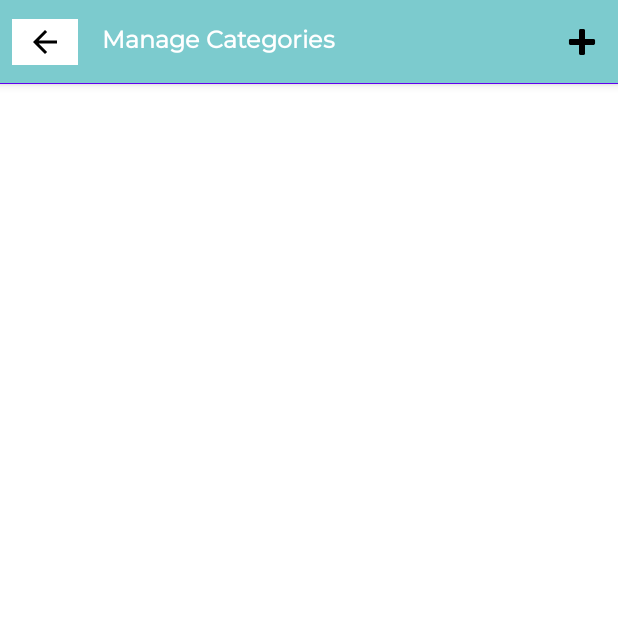
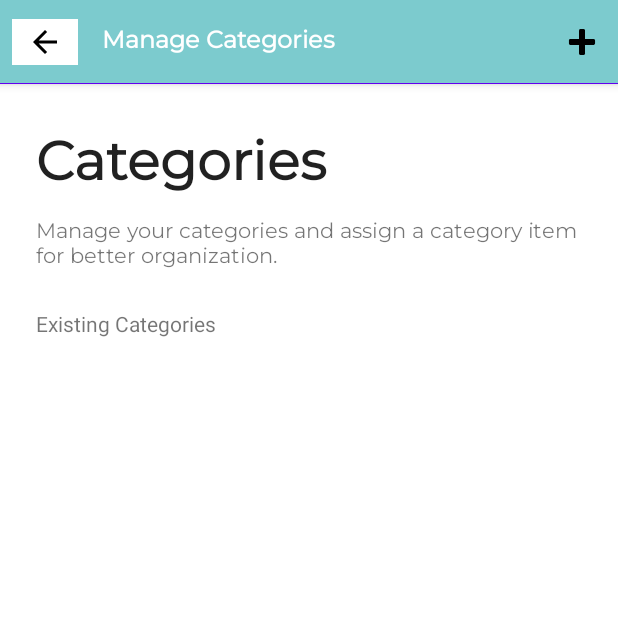
Before and after one commit to jordanchoi/mad21-t02-assignment-teampk, an Android app: the CategoryActivity screen opened directly, with no data from a screen before it, on a phone screen of 412 x 824 dp, the top half of it. Run offline under Robolectric (Android 15) with nearby library versions, the phone set to English and light mode, and no system bars.

Commit message:
Implemented RV and Layout for CategoryActivity, Bottom Navigation Bar not implemented.

```diff
--- a/app/src/main/java/sg/edu/np/mad/teampk/stufftrek/CategoryActivity.java
+++ b/app/src/main/java/sg/edu/np/mad/teampk/stufftrek/CategoryActivity.java
@@ -18,6 +18,10 @@ public class CategoryActivity extends AppCompatActivity {
     ImageButton backBtn;
     ImageButton rightBtn;
     TextView title;
+
+    TextView categoryTitle;
+    TextView categoryDesc;
+    TextView existCatText;
 
     @Override
     protected void onCreate(Bundle savedInstanceState) {
@@ -66,5 +70,15 @@ public class CategoryActivity extends AppCompatActivity {
                 */
             }
         });
+
+        // Get the widgets in the activity by id.
+        categoryTitle = findViewById(R.id.catPageTitleTV);
+        categoryDesc = findViewById(R.id.catPageDescTV);
+        existCatText = findViewById(R.id.existingCatTV);
+
+        // Set the texts of the widgets
+        categoryTitle.setText("Categories");
+        categoryDesc.setText("Manage your categories and assign a category item for better organization.");
+        existCatText.setText("Existing Categories");
     }
 }
--- a/app/src/main/res/layout/activity_category.xml
+++ b/app/src/main/res/layout/activity_category.xml
@@ -6,4 +6,65 @@
     android:layout_height="match_parent"
     tools:context=".CategoryActivity">
 
+    <ScrollView
+        android:id="@+id/catActivityScrollView"
+        android:layout_width="match_parent"
+        android:layout_height="match_parent"
+        app:layout_constraintEnd_toEndOf="parent"
+        app:layout_constraintStart_toStartOf="parent"
+        app:layout_constraintTop_toTopOf="parent">
+
+        <androidx.constraintlayout.widget.ConstraintLayout
+            android:layout_width="match_parent"
+            android:layout_height="wrap_content">
+
+            <TextView
+                android:id="@+id/catPageTitleTV"
+                style="@style/TextAppearance.AppCompat.Large"
+                android:layout_width="wrap_content"
+                android:layout_height="wrap_content"
+                android:layout_marginStart="24dp"
+                android:layout_marginTop="28dp"
+                android:fontFamily="@font/montserrat"
+                android:text="TextView"
+                android:textSize="36sp"
+                android:textStyle="bold"
+                app:layout_constraintStart_toStartOf="parent"
+                app:layout_constraintTop_toTopOf="parent" />
+
+            <TextView
+                android:id="@+id/catPageDescTV"
+                android:layout_width="0dp"
+                android:layout_height="wrap_content"
+                android:layout_marginTop="8dp"
+                android:layout_marginEnd="8dp"
+                android:fontFamily="@font/montserrat"
+                android:text="TextView"
+                app:layout_constraintEnd_toEndOf="parent"
+                app:layout_constraintStart_toStartOf="@+id/catPageTitleTV"
+                app:layout_constraintTop_toBottomOf="@+id/catPageTitleTV" />
+
+            <TextView
+                android:id="@+id/existingCatTV"
+                android:layout_width="0dp"
+                android:layout_height="wrap_content"
+                android:layout_marginTop="24dp"
+                android:layout_marginEnd="8dp"
+                android:capitalize="characters"
+                android:text="TextView"
+                app:layout_constraintEnd_toEndOf="parent"
+                app:layout_constraintStart_toStartOf="@+id/catPageDescTV"
+                app:layout_constraintTop_toBottomOf="@+id/catPageDescTV" />
+
+            <androidx.recyclerview.widget.RecyclerView
+                android:id="@+id/categoryRv"
+                android:layout_width="match_parent"
+                android:layout_height="wrap_content"
+                android:layout_marginTop="16dp"
+                app:layout_constraintBottom_toBottomOf="parent"
+                app:layout_constraintStart_toStartOf="parent"
+                app:layout_constraintTop_toBottomOf="@+id/existingCatTV" />
+
+        </androidx.constraintlayout.widget.ConstraintLayout>
+    </ScrollView>
 </androidx.constraintlayout.widget.ConstraintLayout>
--- a/app/src/main/res/layout/activity_location.xml
+++ b/app/src/main/res/layout/activity_location.xml
@@ -26,7 +26,6 @@
                 android:layout_marginStart="24dp"
                 android:layout_marginTop="32dp"
                 android:fontFamily="@font/montserrat"
-                android:text="TextView"
                 android:textAppearance="@style/TextAppearance.AppCompat.Large"
                 android:textSize="36sp"
                 android:textStyle="bold"
@@ -39,7 +38,6 @@
                 android:layout_height="wrap_content"
                 android:layout_marginTop="8dp"
                 android:fontFamily="@font/montserrat"
-                android:text="TextView"
                 app:layout_constraintStart_toStartOf="@+id/locationPageTitleTV"
                 app:layout_constraintTop_toBottomOf="@+id/locationPageTitleTV" />
 
--- /dev/null
+++ b/app/src/main/res/values/dimens.xml
@@ -0,0 +1,5 @@
+<resources>
+    <!-- Default screen margins, per the Android Design guidelines. -->
+    <dimen name="activity_horizontal_margin">16dp</dimen>
+    <dimen name="activity_vertical_margin">16dp</dimen>
+</resources>
```
Also changed, not shown: app/src/main/res/drawable/ic_dashboard_black_24dp.xml (added, +9 -0 lines), app/src/main/res/drawable/ic_home_black_24dp.xml (added, +9 -0 lines), app/src/main/res/drawable/ic_notifications_black_24dp.xml (added, +9 -0 lines), app/src/main/res/drawable-hdpi/ic_menu.png (added), app/src/main/res/drawable-mdpi/ic_menu.png (added), app/src/main/res/drawable-xhdpi/ic_menu.png (added), app/src/main/res/drawable-xxhdpi/ic_menu.png (added), app/src/main/res/drawable-xxxhdpi/ic_menu.png (added).
